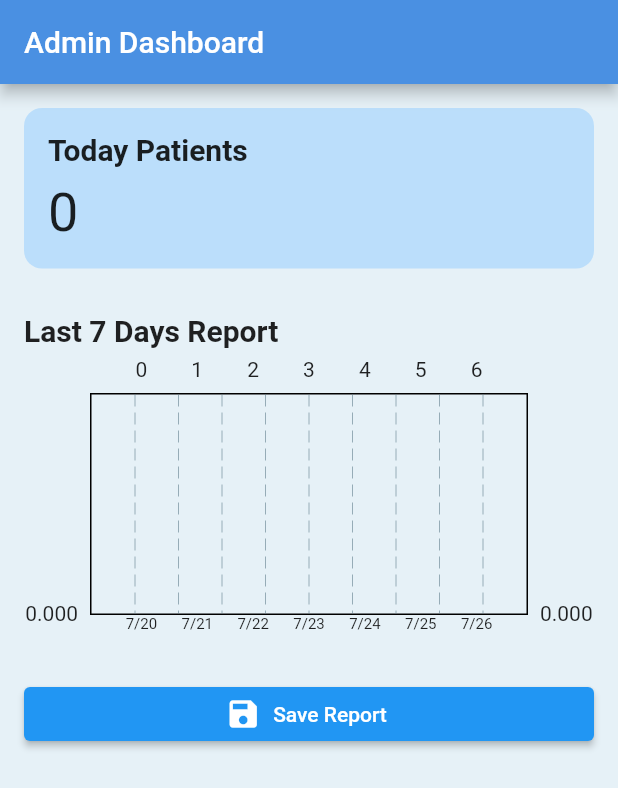
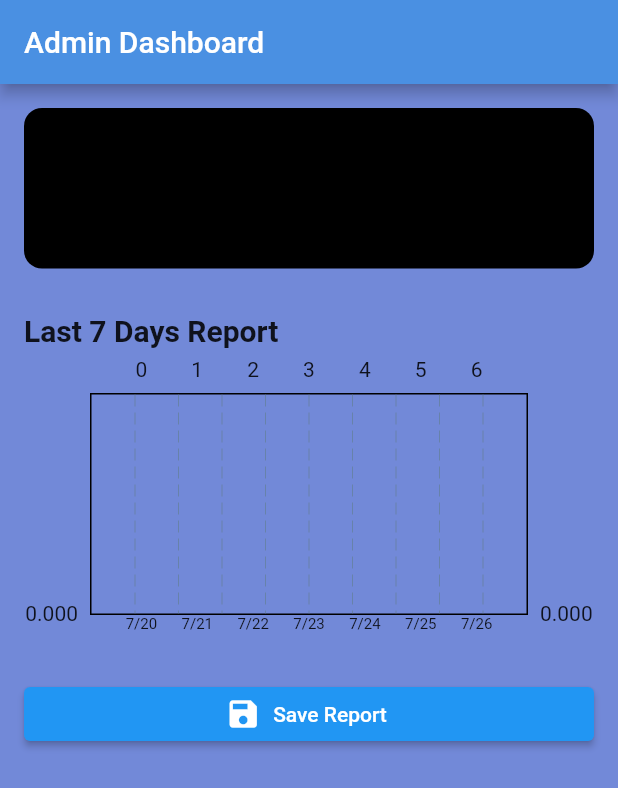
Before and after one commit to NickKhaw/mae-mediq-assignment, a Flutter app: the DashboardScreen screen opened by its route, on a phone screen of 412 x 824 dp. Shown: the top 788 px of the screen. Run offline on Flutter 3.47's test engine with Material 3 defaults, Android fonts, the phone set to English and light mode, and no system bars; drawn by our look-alikes of fl_chart; our stand-ins replace auto_size_text, cached_network_image, cloud_firestore, dropdown_button2, firebase_auth, firebase_core and 14 more; missing offline and left inert: json_path; accounts and stored records are empty; network calls fail; key blocks and very long unbroken strings in the code were emptied for the run.

Commit message:
is me again

```diff
--- a/lib/admin/total_patient.dart
+++ b/lib/admin/total_patient.dart
@@ -96,7 +96,7 @@ class _DashboardScreenState extends State<DashboardScreen> {
   Widget build(BuildContext context) {
     return Scaffold(
       appBar: AppBar(title: Text("Admin Dashboard"),backgroundColor: const Color(0xFF4A90E2),),
-      backgroundColor: const Color(0xFFE6F1F7),
+      backgroundColor: const Color.fromARGB(255, 114, 137, 216),
       body: Padding(
         padding: const EdgeInsets.all(16.0),
         child: Column(
@@ -105,7 +105,7 @@ class _DashboardScreenState extends State<DashboardScreen> {
             Container(
               padding: EdgeInsets.all(16),
               decoration: BoxDecoration(
-                color: Colors.blue.shade100,
+                color: const Color.fromARGB(255, 0, 0, 0),
                 borderRadius: BorderRadius.circular(12),
               ),
               child: Column(
@@ -147,7 +147,7 @@ class _DashboardScreenState extends State<DashboardScreen> {
       return BarChartGroupData(
         x: index,
         barRods: [
-          BarChartRodData(toY: value.toDouble(), color: Colors.blue),
+          BarChartRodData(toY: value.toDouble(), color: const Color.fromARGB(255, 7, 72, 125)),
         ],
       );
     }).toList();
```
Also changed, not shown: 1 other file.
